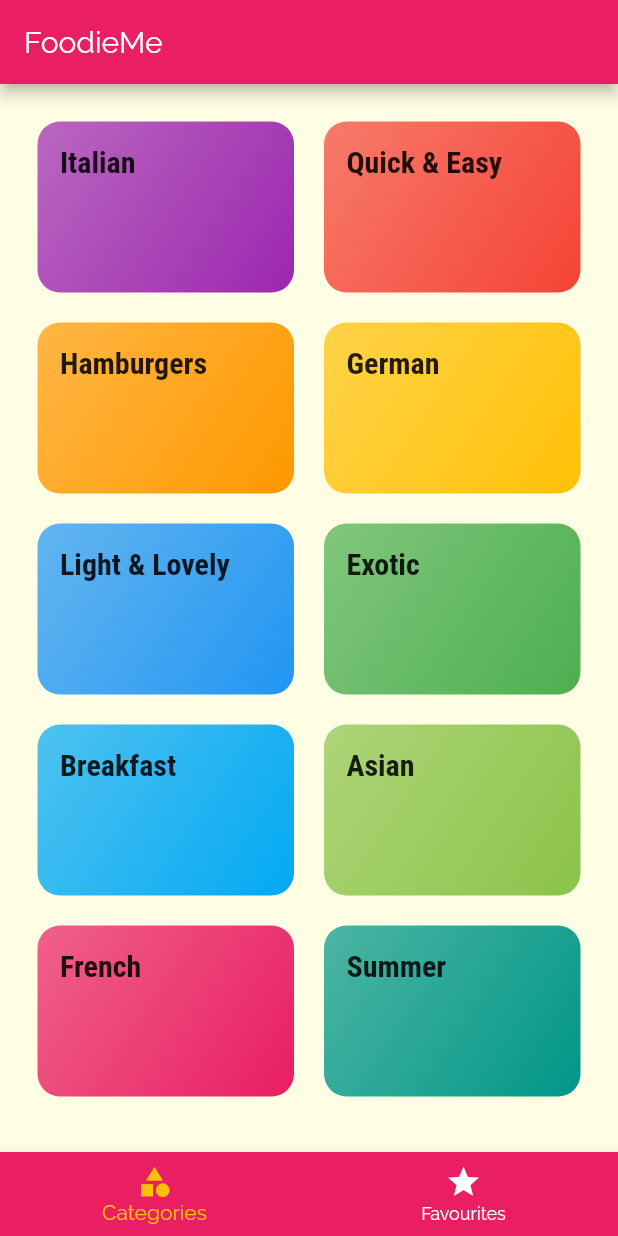
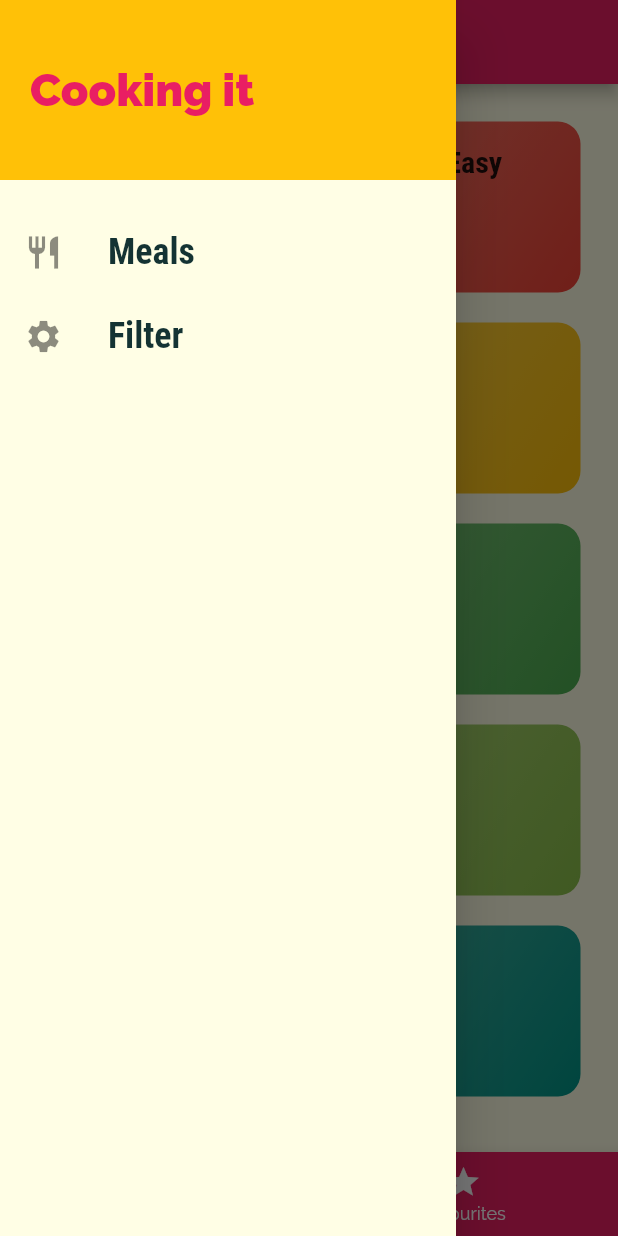
Before and after one commit to amitkum8227/FoodieMe, a Flutter app: the screen it shows after launch, with the side drawer open (before the commit the screen has no drawer), on a phone screen of 412 x 824 dp. Run offline on Flutter 3.47's test engine with Material 2 defaults, Android fonts, the phone set to English and light mode, and no system bars.

Commit message:
"drawer setting"

```diff
--- a/lib/main.dart
+++ b/lib/main.dart
@@ -2,6 +2,7 @@ import 'dart:ui';
 
 import 'package:flutter/material.dart';
 import 'package:foodie_me/screens/category_meals_screen.dart';
+import 'package:foodie_me/screens/filters_screen.dart';
 import 'package:foodie_me/screens/meal_detail_screen.dart';
 import 'package:foodie_me/screens/tabs_screen.dart';
 
@@ -35,6 +36,7 @@ class MyApp extends StatelessWidget {
         '/': (ctx) => TabsScreen(),
         CategoryMealsScreen.routeName: (ctx) => CategoryMealsScreen(),
         MealDetailScreen.routeName: (ctx) => MealDetailScreen(),
+        FiltersScreen.routeName: (ctx) => FiltersScreen(),
       },
     );
   }
--- a/lib/screens/category_meals_screen.dart
+++ b/lib/screens/category_meals_screen.dart
@@ -15,7 +15,7 @@ class CategoryMealsScreen extends StatelessWidget {
   Widget build(BuildContext context) {
     final routeArgs =
         ModalRoute.of(context)!.settings.arguments as Map<String, String>;
-    final categoryTitle = routeArgs['title'];
+    final categoryTitle = routeArgs['title'].toString();
     final categoryId = routeArgs['id'];
     final categoryMeals = DUMMY_MEALS.where(((meal) {
       return meal.categories.contains(categoryId);
@@ -23,7 +23,7 @@ class CategoryMealsScreen extends StatelessWidget {
 
     return Scaffold(
         appBar: AppBar(
-          title: Text(categoryTitle!),
+          title: Text(categoryTitle),
         ),
         body: ListView.builder(
           itemBuilder: (ctx, index) {
--- a/lib/screens/tabs_screen.dart
+++ b/lib/screens/tabs_screen.dart
@@ -1,6 +1,7 @@
 import 'package:flutter/material.dart';
 import 'package:foodie_me/screens/categories_screen.dart';
 import 'package:foodie_me/screens/favouriteScreen.dart';
+import 'package:foodie_me/widget/main_drawer.dart';
 
 class TabsScreen extends StatefulWidget {
  // const TabsScreen({Key? key}) : super(key: key);
@@ -29,6 +30,7 @@ class _TabsScreenState extends State<TabsScreen> {
       appBar: AppBar(
         title: Text('FoodieMe'),
       ),
+      drawer: MainDrawer(),
       body: _Pages[_selectedPageIndex],
       bottomNavigationBar: BottomNavigationBar(
         onTap: _selectPage,
--- /dev/null
+++ b/lib/widget/main_drawer.dart
@@ -0,0 +1,61 @@
+import 'package:flutter/material.dart';
+import 'package:foodie_me/screens/filters_screen.dart';
+
+class MainDrawer extends StatelessWidget {
+  Widget buildListTile(String title, IconData icon, tapHandler) {
+    return ListTile(
+      leading: Icon(
+        icon,
+        size: 26,
+      ),
+      title: Text(
+        title,
+        style: TextStyle(
+          fontFamily: 'Robotocondensed',
+          fontSize: 24,
+          fontWeight: FontWeight.bold,
+        ),
+      ),
+      onTap: tapHandler,
+    );
+  }
+
+  @override
+  Widget build(BuildContext context) {
+    return Drawer(
+      child: Column(
+        children: [
+          Container(
+            height: 120,
+            width: double.infinity,
+            padding: EdgeInsets.all(20),
+            alignment: Alignment.centerLeft,
+            color: Theme.of(context).accentColor,
+            child: Text(
+              'Cooking it',
+              style: TextStyle(
+                fontWeight: FontWeight.w900,
+                fontSize: 30,
+                color: Theme.of(context).primaryColor,
+              ),
+            ),
+          ),
+          SizedBox(height: 20),
+          buildListTile('Meals', Icons.restaurant, () {
+            Navigator.of(context).pushNamed('/');
+            //print('heelo');
+          }),
+          buildListTile(
+            'Filter',
+            Icons.settings,
+            () {
+              // Future.delayed(Duration(milliseconds: 5000)).then((_){
+              Navigator.of(context).pushNamed(FiltersScreen.routeName);
+              //print('heelo44');
+            },
+          ),
+        ],
+      ),
+    );
+  }
+}
```
Also changed, not shown: lib/screens/filters_screen.dart (added, +19 -0 lines).
